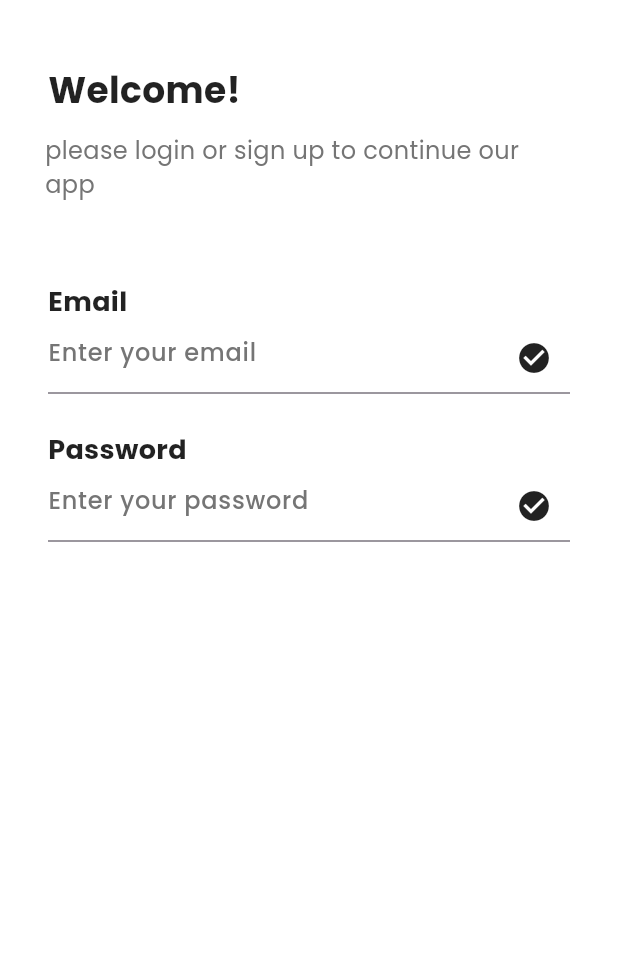
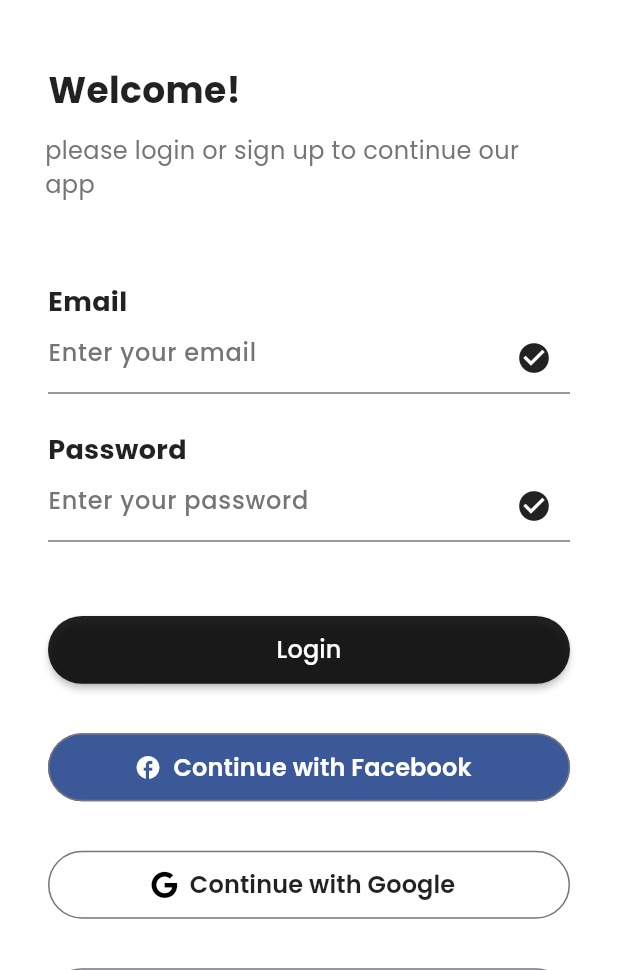
Before and after one commit to mumarishtiaq/ecommmerce_app, a Flutter app: the screen it shows after launch, on a phone screen of 412 x 824 dp, the part 266-1236 px from its top. Run offline on Flutter 3.47's test engine with Material 3 defaults, Android fonts, the phone set to English and light mode, and no system bars; our stand-ins replace font_awesome_flutter, google_fonts.

Commit message:
progress in login page- need to make it responsive

```diff
--- a/lib/Common/app_colors.dart
+++ b/lib/Common/app_colors.dart
@@ -5,6 +5,10 @@ class AppColors {
    static const Color greyText = Color(0xFF757575);
    static const Color primaryBlack = Color(0xDD000000);
      static const Color greyBorder = Color(0xFFE0E0E0);
+     static const Color facebookColor = Color(0xFF3b5999);
+    static const Color pureBlack = Color(0xFF000000);
+
+
 
 
 
--- a/lib/Screens/login_screen.dart
+++ b/lib/Screens/login_screen.dart
@@ -1,5 +1,6 @@
 import 'package:ecommmerce_app/Common/app_colors.dart';
 import 'package:flutter/material.dart';
+import 'package:font_awesome_flutter/font_awesome_flutter.dart';
 import 'package:google_fonts/google_fonts.dart';
 
 class LoginScreen extends StatelessWidget {
@@ -68,9 +69,51 @@ class LoginScreen extends StatelessWidget {
             hintText: "Enter your password",
             isPassword: true,
           ),
-        ],
-      ),
-    );
+          SizedBox(height: height * 0.06),
+
+            // Login Button
+            buildButton(text: "Login", width: width, height: height * 0.055, onPressed: () {}),
+          SizedBox(height: height * 0.04),
+
+            buildSocialButton(
+              width: width,
+              height: height * 0.055,
+              color: AppColors.facebookColor,
+              icon: Icons.facebook,
+              iconColor: AppColors.primaryWhite,
+              text: "Continue with Facebook",
+              textColor: AppColors.primaryWhite,
+              onPressed: () {},
+            ),
+             SizedBox(height: height * 0.04),
+
+            buildSocialButton(
+              width: width,
+              height: height * 0.055,
+              color: AppColors.primaryWhite,
+              icon: FontAwesomeIcons.google,
+              iconColor: AppColors.pureBlack,
+              text: "Continue with Google",
+              textColor: AppColors.primaryBlack,
+              onPressed: () {},
+            ),
+             SizedBox(height: height * 0.04),
+
+            buildSocialButton(
+              width: width,
+              height: height * 0.055,
+              color: AppColors.primaryWhite,
+              icon: FontAwesomeIcons.apple,
+              iconColor: AppColors.pureBlack,
+              text: "Continue with Apple",
+              textColor: AppColors.primaryBlack,
+              onPressed: () {},
+            )
+
+
+          ],
+        ),
+      );
   }
 
   Widget buildInputField({
@@ -117,4 +160,76 @@ class LoginScreen extends StatelessWidget {
       ],
     );
   }
+
+  Widget buildButton({
+    required String text,
+    required double width,
+    required double height,
+    required VoidCallback onPressed,
+  }) {
+    return Padding(
+      padding: const EdgeInsets.symmetric(horizontal: 32),
+      child: SizedBox(
+        width: width,
+        height: height,
+        child: ElevatedButton(
+          style: ElevatedButton.styleFrom(
+            elevation: 2,
+            backgroundColor: AppColors.primaryBlack,
+            shape: RoundedRectangleBorder(
+              borderRadius: BorderRadius.circular(30),
+            ),
+          ),
+          onPressed: onPressed,
+          child: Text(
+            text,
+            style: GoogleFonts.poppins(
+              fontSize: 16,
+              fontWeight: FontWeight.w500,
+              color: AppColors.primaryWhite,
+            ),
+          ),
+        ),
+      ),
+    );
+  }
+
+  Widget buildSocialButton({
+    required double width,
+    required double height,
+   required Color color,
+    required IconData icon,
+    required Color iconColor,
+    required String text,
+    required VoidCallback onPressed,
+    Color? textColor,
+    BorderSide? border,
+  }) {
+    return Padding(
+      padding: const EdgeInsets.symmetric(horizontal: 32),
+      child: SizedBox(
+        width: width,
+        height: height,
+        child: OutlinedButton.icon(
+          icon: Icon(icon, color: iconColor),
+          label: Text(
+            text,
+            style: GoogleFonts.poppins(
+              fontSize: 16,
+              fontWeight: FontWeight.w600,
+              color: textColor,
+            ),
+          ),
+          style: OutlinedButton.styleFrom(
+            elevation: 2,
+            backgroundColor: color,
+            shape: RoundedRectangleBorder(
+              borderRadius: BorderRadius.circular(30),
+            ),
+          ),
+          onPressed: onPressed,
+        ),
+      ),
+    );
+  }
 }
--- a/pubspec.yaml
+++ b/pubspec.yaml
@@ -30,6 +30,8 @@ environment:
 dependencies:
   flutter:
     sdk: flutter
+
+  font_awesome_flutter: ^10.8.0
 
   # The following adds the Cupertino Icons font to your application.
   # Use with the CupertinoIcons class for iOS style icons.
```
Also changed, not shown: pubspec.lock.
